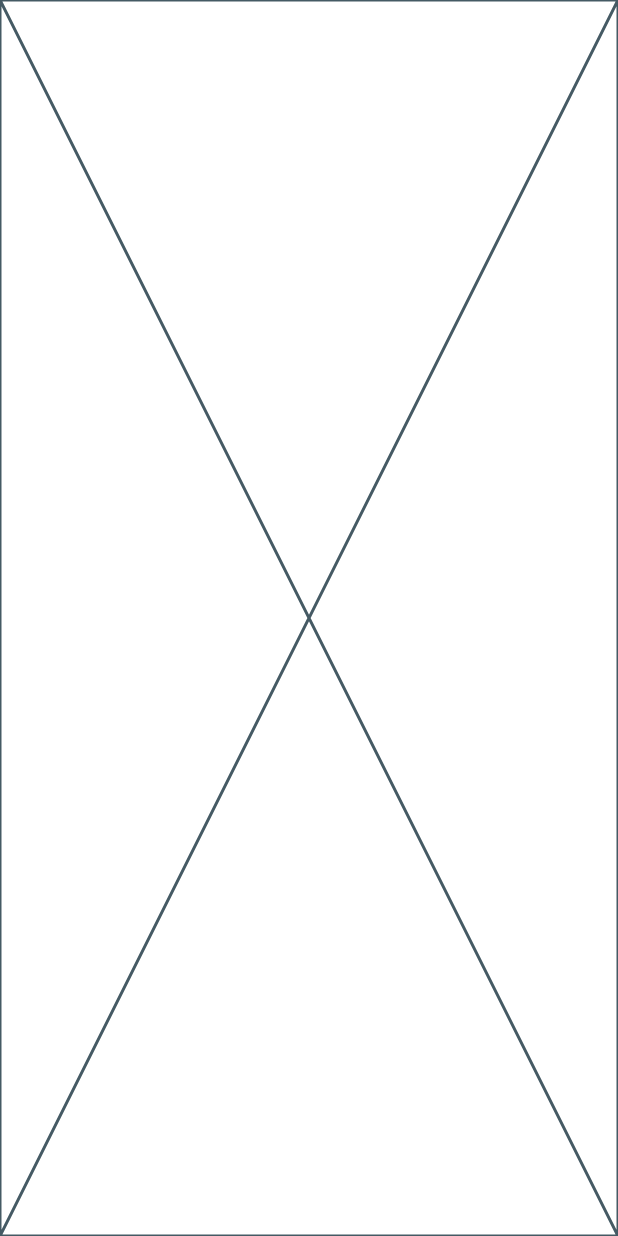
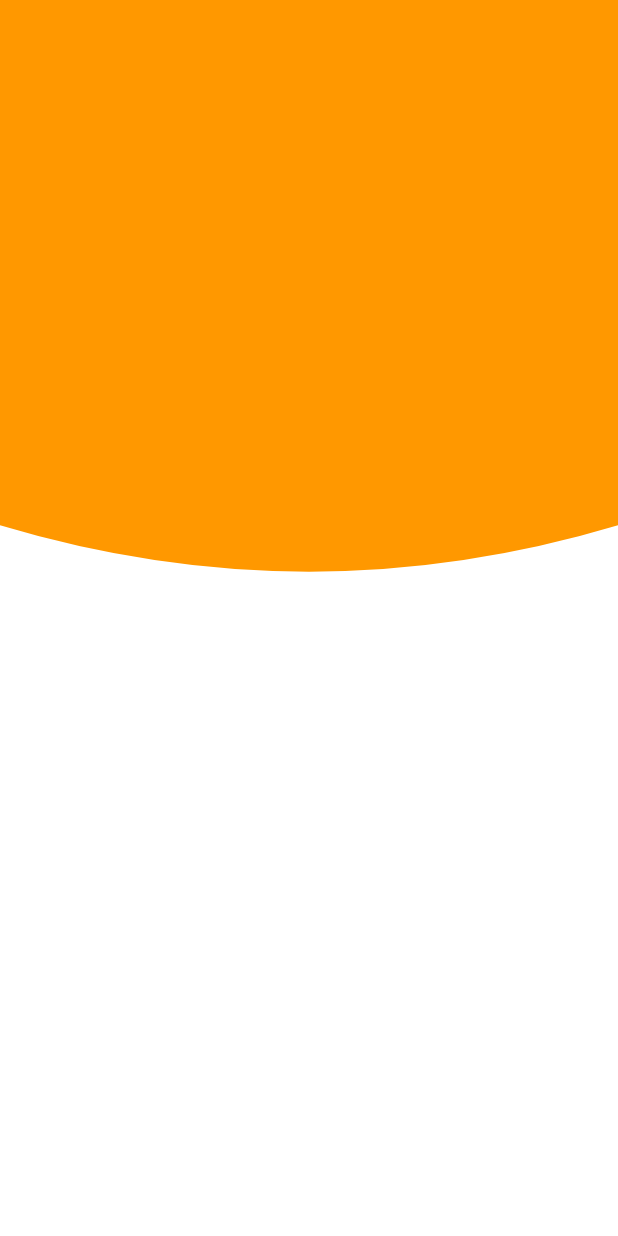
Before and after one commit to AvijitDasAvi/Local_Events_App, a Flutter app: the screen it shows after launch, on a phone screen of 412 x 824 dp. Run offline on Flutter 3.47's test engine with Material 3 defaults, Android fonts, the phone set to English and light mode, and no system bars.

Commit message:
Home Background Complete

```diff
--- a/lib/ui/home_page/home_page.dart
+++ b/lib/ui/home_page/home_page.dart
@@ -1,20 +1,17 @@
 import 'package:flutter/material.dart';
 import 'package:local_events_app/ui/home_page/home_page_background.dart';
 
-class HomePage extends StatefulWidget {
+class HomePage extends StatelessWidget {
   const HomePage({super.key});
 
-  @override
-  State<HomePage> createState() => _HomePageState();
-}
-
-class _HomePageState extends State<HomePage> {
   @override
   Widget build(BuildContext context) {
     return Scaffold(
       body: Stack(
         children: <Widget>[
-          HomePageBackground(),
+          HomePageBackground(
+            screenHeight: MediaQuery.of(context).size.height,
+          ),
         ],
       ),
     );
--- a/lib/ui/home_page/home_page_background.dart
+++ b/lib/ui/home_page/home_page_background.dart
@@ -1,15 +1,38 @@
 import 'package:flutter/material.dart';
 
-class HomePageBackground extends StatefulWidget {
-  const HomePageBackground({super.key});
+class HomePageBackground extends StatelessWidget {
+  const HomePageBackground({super.key, required this.screenHeight});
+  final screenHeight;
 
   @override
-  State<HomePageBackground> createState() => _HomePageBackgroundState();
+  Widget build(BuildContext context) {
+    final themeData = Theme.of(context);
+
+    return ClipPath(
+      clipper: BottomShapeClipper(),
+      child: Container(
+        height: screenHeight * 0.5,
+        color: themeData.primaryColor,
+      ),
+    );
+  }
 }
 
-class _HomePageBackgroundState extends State<HomePageBackground> {
+class BottomShapeClipper extends CustomClipper<Path> {
   @override
-  Widget build(BuildContext context) {
-    return const Placeholder();
+  Path getClip(Size size) {
+    Path path = Path();
+    Offset curveStartPoint = Offset(0, size.height * 0.85);
+    Offset curveEndPoint = Offset(size.width, size.height * 0.85);
+    path.lineTo(curveStartPoint.dx, curveStartPoint.dy);
+    path.quadraticBezierTo(
+        size.width / 2, size.height, curveEndPoint.dx, curveEndPoint.dy);
+    path.lineTo(size.width, 0);
+    return path;
+  }
+
+  @override
+  bool shouldReclip(CustomClipper<Path> oldClipper) {
+    return true;
   }
 }
```
